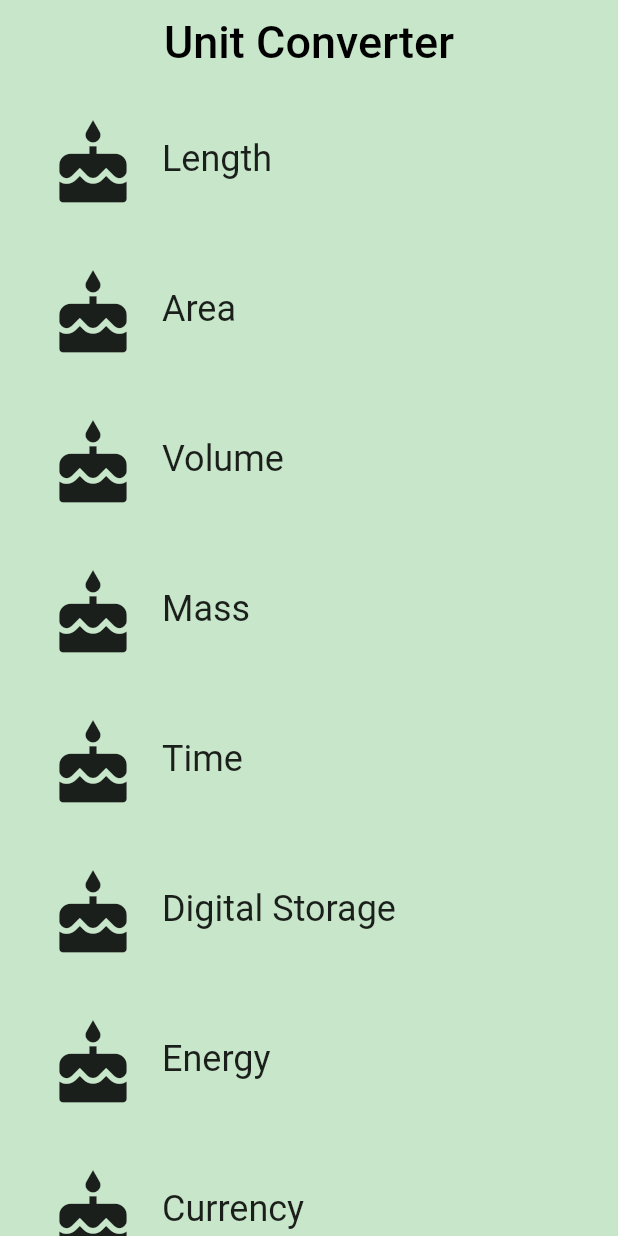
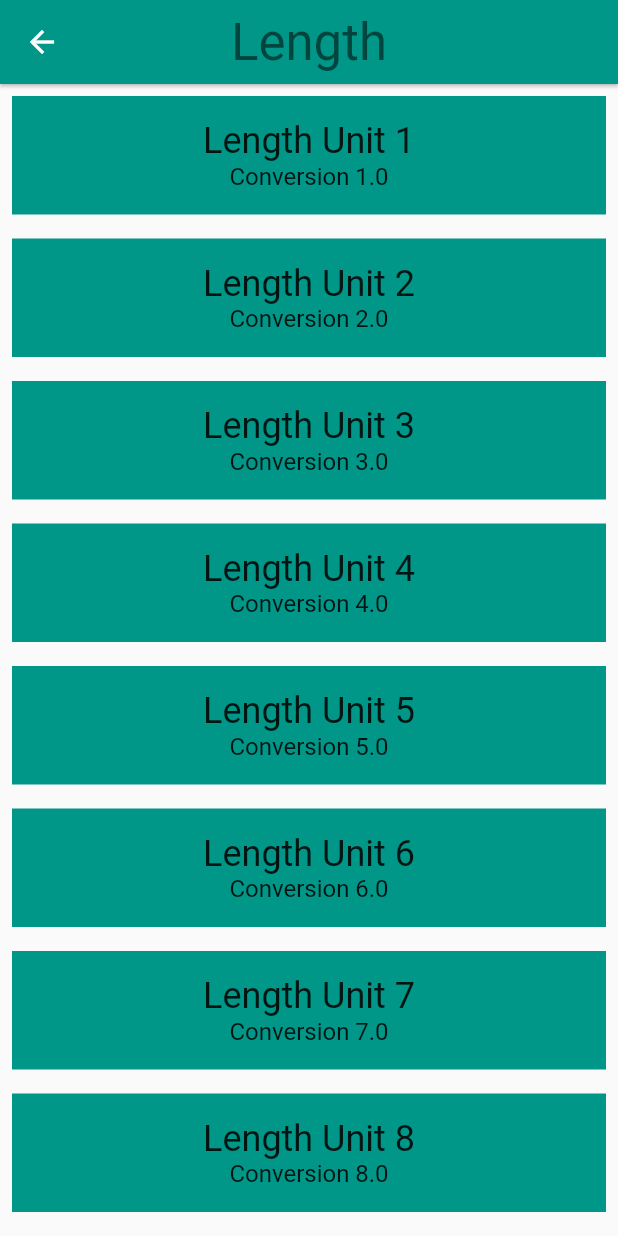
Before and after one commit to CoderJava/Hello-Rectangle, a Flutter app: the screen it shows after launch, after a tap on "Length", on a phone screen of 412 x 824 dp. Run offline on Flutter 3.47's test engine with Material 2 defaults, Android fonts, the phone set to English and light mode, and no system bars.

Commit message:
Completed task navigation

```diff
--- a/lib/category.dart
+++ b/lib/category.dart
@@ -1,25 +1,50 @@
 import 'package:flutter/material.dart';
+import 'package:hello_rectangle/converter_route.dart';
+import 'package:hello_rectangle/unit.dart';
 import 'package:meta/meta.dart';
 
 final _rowHeight = 100.0;
 final _borderRadius = BorderRadius.circular(_rowHeight / 2);
 
 class Category extends StatelessWidget {
-
   final String name;
   final ColorSwatch color;
   final IconData iconLocation;
+  final List<Unit> units;
 
   // Constructor
   const Category(
       {Key key,
       @required this.name,
       @required this.color,
-      @required this.iconLocation})
+      @required this.iconLocation,
+      @required this.units})
       : assert(name != null),
         assert(color != null),
         assert(iconLocation != null),
+        assert(units != null),
         super(key: key);
+
+  void _navigaterToConverter(BuildContext context) {
+    Navigator.of(context)
+        .push(MaterialPageRoute<Null>(builder: (BuildContext context) {
+      return Scaffold(
+          appBar: AppBar(
+            elevation: 1.0,
+            title: Text(
+              name,
+              style: Theme.of(context).textTheme.display1,
+            ),
+            centerTitle: true,
+            backgroundColor: color,
+          ),
+          body: ConverterRoute(
+            color: color,
+            name: name,
+            units: units,
+          ));
+    }));
+  }
 
   @override
   Widget build(BuildContext context) {
@@ -32,13 +57,12 @@ class Category extends StatelessWidget {
           highlightColor: color,
           splashColor: color,
           onTap: () {
-            print('I was tapped!');
+            _navigaterToConverter(context);
           },
           child: Padding(
             padding: EdgeInsets.all(8.0),
-            child: Row(
-              crossAxisAlignment: CrossAxisAlignment.stretch,
-              children: [
+            child:
+                Row(crossAxisAlignment: CrossAxisAlignment.stretch, children: [
               Padding(
                 padding: EdgeInsets.all(16.0),
                 child: Icon(
@@ -53,8 +77,7 @@ class Category extends StatelessWidget {
                   style: Theme.of(context).textTheme.headline,
                 ),
               )
-              ]
-            ),
+            ]),
           ),
         ),
       ),
--- a/lib/category_route.dart
+++ b/lib/category_route.dart
@@ -1,4 +1,5 @@
 import 'package:flutter/material.dart';
+import 'package:hello_rectangle/unit.dart';
 import 'category.dart';
 
 final _backgroundColor = Colors.green[100];
@@ -37,6 +38,16 @@ class CategoryRoute extends StatelessWidget {
     );
   }
 
+  List<Unit> _retrieveUnitList(String categoryName) {
+    return List.generate(10, (int i) {
+      i += 1;
+      return Unit(
+        name: '$categoryName Unit $i',
+        conversion: i.toDouble()
+      );
+    });
+  }
+
   @override
   Widget build(BuildContext context) {
     final categories = <Category>[];
@@ -45,6 +56,7 @@ class CategoryRoute extends StatelessWidget {
         name: _categoryNames[i],
         color: _baseColors[i],
         iconLocation: Icons.cake,
+        units: _retrieveUnitList(_categoryNames[i])
       ));
     }
 
--- /dev/null
+++ b/lib/converter_route.dart
@@ -0,0 +1,42 @@
+import 'package:flutter/material.dart';
+import 'package:hello_rectangle/unit.dart';
+import 'package:meta/meta.dart';
+
+class ConverterRoute extends StatelessWidget {
+  final String name;
+  final Color color;
+  final List<Unit> units;
+
+  const ConverterRoute(
+      {@required this.name, @required this.color, @required this.units})
+      : assert(name != null),
+        assert(color != null),
+        assert(units != null);
+
+  @override
+  Widget build(BuildContext context) {
+    final unitWidgets = units.map((Unit unit) {
+      return Container(
+        color: color,
+        margin: EdgeInsets.all(8.0),
+        padding: EdgeInsets.all(16.0),
+        child: Column(
+          children: <Widget>[
+            Text(
+              unit.name,
+              style: Theme.of(context).textTheme.headline,
+            ),
+            Text(
+              'Conversion ${unit.conversion}',
+              style: Theme.of(context).textTheme.subhead,
+            )
+          ],
+        ),
+      );
+    }).toList();
+
+    return ListView(
+      children: unitWidgets,
+    );
+  }
+}
--- /dev/null
+++ b/lib/unit.dart
@@ -0,0 +1,16 @@
+import 'package:meta/meta.dart';
+
+class Unit {
+  final String name;
+  final double conversion;
+
+  const Unit({@required this.name, @required this.conversion})
+      : assert(name != null),
+        assert(conversion != null);
+
+  Unit.fromJson(Map jsonMap)
+      : assert(jsonMap['name'] != null),
+        assert(jsonMap['conversion'] != null),
+        name = jsonMap['name'],
+        conversion = jsonMap['conversion'].toDouble();
+}
```
Lines whose indentation alone changed are shown as unchanged.
